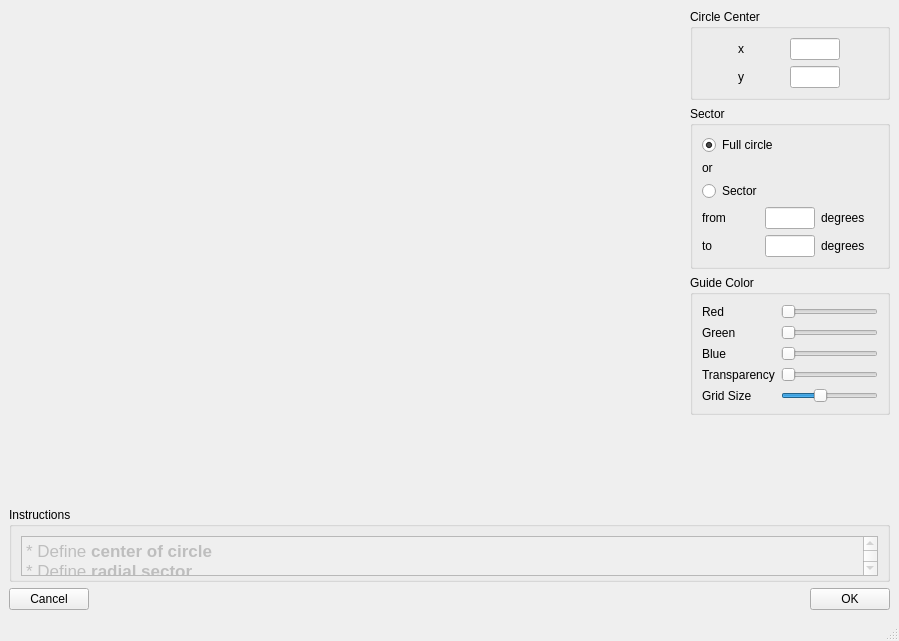
Qt form ui/ui_radial_profile.ui (neutronimaging/python_notebooks) before a commit.
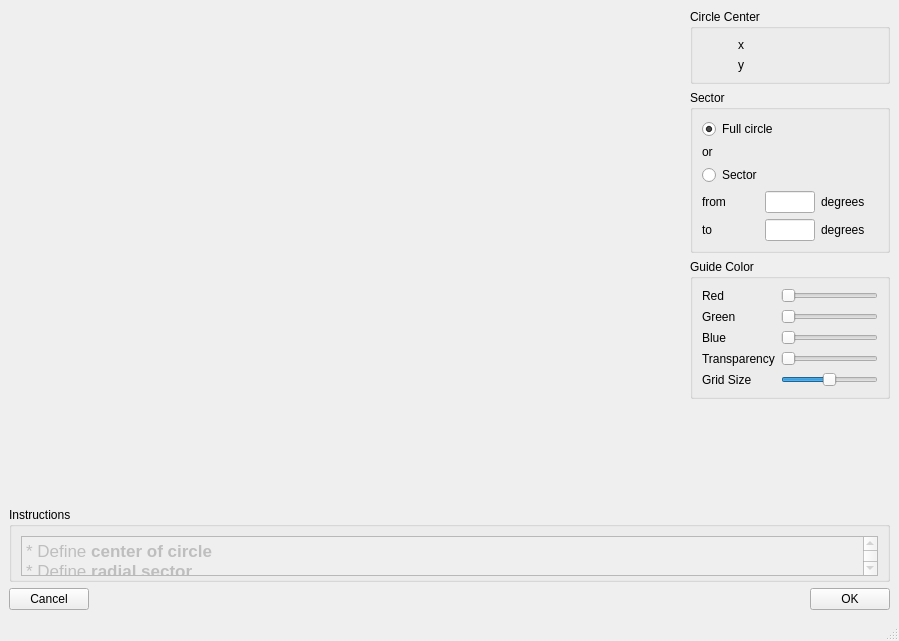
The same form after that commit.

The edit to the form file:
```diff
--- a/ui/ui_radial_profile.ui
+++ b/ui/ui_radial_profile.ui
@@ -47,16 +47,6 @@
            <string>Circle Center</string>
           </property>
           <layout class="QGridLayout" name="gridLayout">
-           <item row="1" column="1">
-            <widget class="QLineEdit" name="circle_y">
-             <property name="maximumSize">
-              <size>
-               <width>50</width>
-               <height>16777215</height>
-              </size>
-             </property>
-            </widget>
-           </item>
            <item row="0" column="0">
             <widget class="QLabel" name="label">
              <property name="maximumSize">
@@ -70,16 +60,6 @@
              </property>
             </widget>
            </item>
-           <item row="0" column="1">
-            <widget class="QLineEdit" name="circle_x">
-             <property name="maximumSize">
-              <size>
-               <width>50</width>
-               <height>16777215</height>
-              </size>
-             </property>
-            </widget>
-           </item>
            <item row="1" column="0">
             <widget class="QLabel" name="label_2">
              <property name="text">
@@ -87,6 +67,44 @@
              </property>
             </widget>
            </item>
+           <item row="1" column="1">
+            <widget class="QLabel" name="circle_y">
+             <property name="minimumSize">
+              <size>
+               <width>50</width>
+               <height>0</height>
+              </size>
+             </property>
+             <property name="maximumSize">
+              <size>
+               <width>50</width>
+               <height>16777215</height>
+              </size>
+             </property>
+             <property name="text">
+              <string/>
+             </property>
+            </widget>
+           </item>
+           <item row="0" column="1">
+            <widget class="QLabel" name="circle_x">
+             <property name="minimumSize">
+              <size>
+               <width>50</width>
+               <height>0</height>
+              </size>
+             </property>
+             <property name="maximumSize">
+              <size>
+               <width>50</width>
+               <height>16777215</height>
+              </size>
+             </property>
+             <property name="text">
+              <string/>
+             </property>
+            </widget>
+           </item>
           </layout>
          </widget>
         </item>
@@ -280,10 +298,10 @@
               <number>1</number>
              </property>
              <property name="maximum">
-              <number>50</number>
+              <number>100</number>
              </property>
              <property name="value">
-              <number>20</number>
+              <number>50</number>
              </property>
              <property name="orientation">
               <enum>Qt::Horizontal</enum>
```
Left out of the diff: 48 changed lines with no effect on the pictures.
